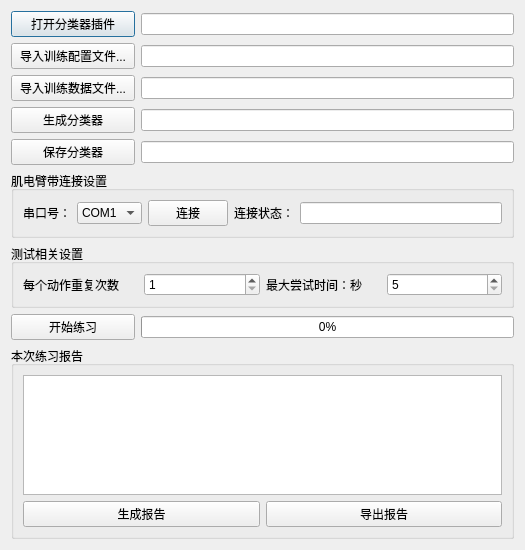
Qt form GUI/ExerciseModule.ui (brucelv1/ExerciseModule) before a commit.
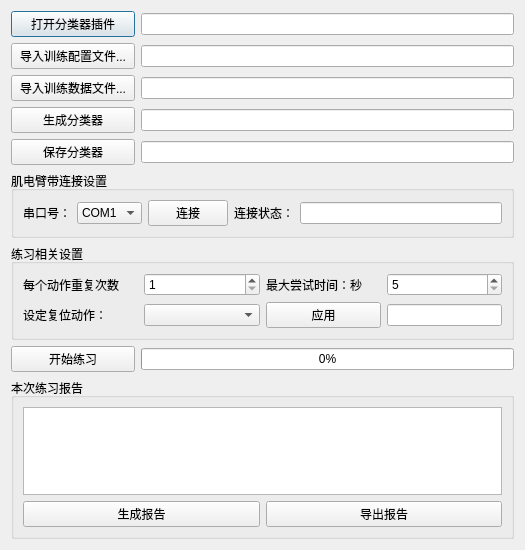
The same form after that commit.

Commit message: EMG_control_exercise

Diff of the .ui file:
```diff
--- a/GUI/ExerciseModule.ui
+++ b/GUI/ExerciseModule.ui
@@ -199,9 +199,9 @@
      <item>
       <widget class="QGroupBox" name="groupBox_2">
        <property name="title">
-        <string>测试相关设置</string>
+        <string>练习相关设置</string>
        </property>
-       <layout class="QHBoxLayout" name="horizontalLayout_4">
+       <layout class="QVBoxLayout" name="verticalLayout_3">
         <item>
          <layout class="QHBoxLayout" name="horizontalLayout_3">
           <item>
@@ -240,6 +240,34 @@
           </item>
          </layout>
         </item>
+        <item>
+         <layout class="QHBoxLayout" name="horizontalLayout_4" stretch="1,1,1,1">
+          <item>
+           <widget class="QLabel" name="label_5">
+            <property name="text">
+             <string>设定复位动作：</string>
+            </property>
+           </widget>
+          </item>
+          <item>
+           <widget class="QComboBox" name="cbBoxReturnAction"/>
+          </item>
+          <item>
+           <widget class="QPushButton" name="Btn_ApplyFingerReturn">
+            <property name="text">
+             <string>应用</string>
+            </property>
+           </widget>
+          </item>
+          <item>
+           <widget class="QLineEdit" name="LE_ReturnAction">
+            <property name="readOnly">
+             <bool>true</bool>
+            </property>
+           </widget>
+          </item>
+         </layout>
+        </item>
        </layout>
       </widget>
      </item>
```
The commit also changes 4 other files.
